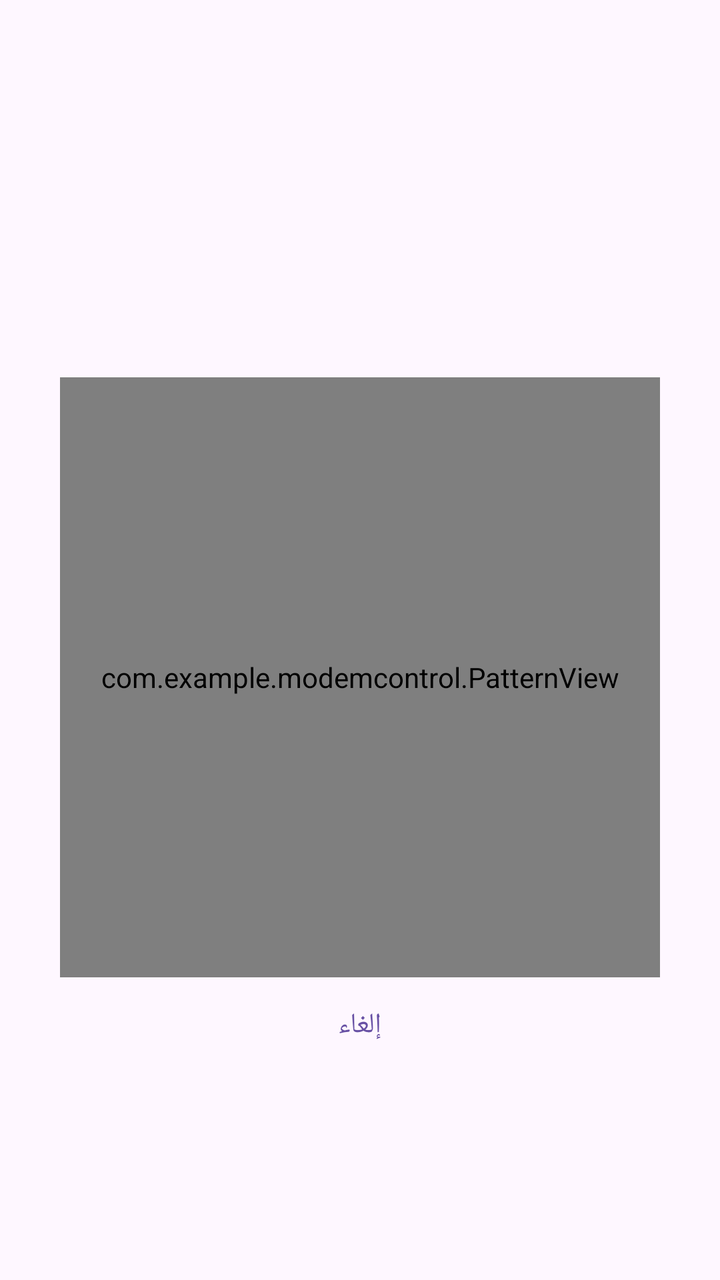
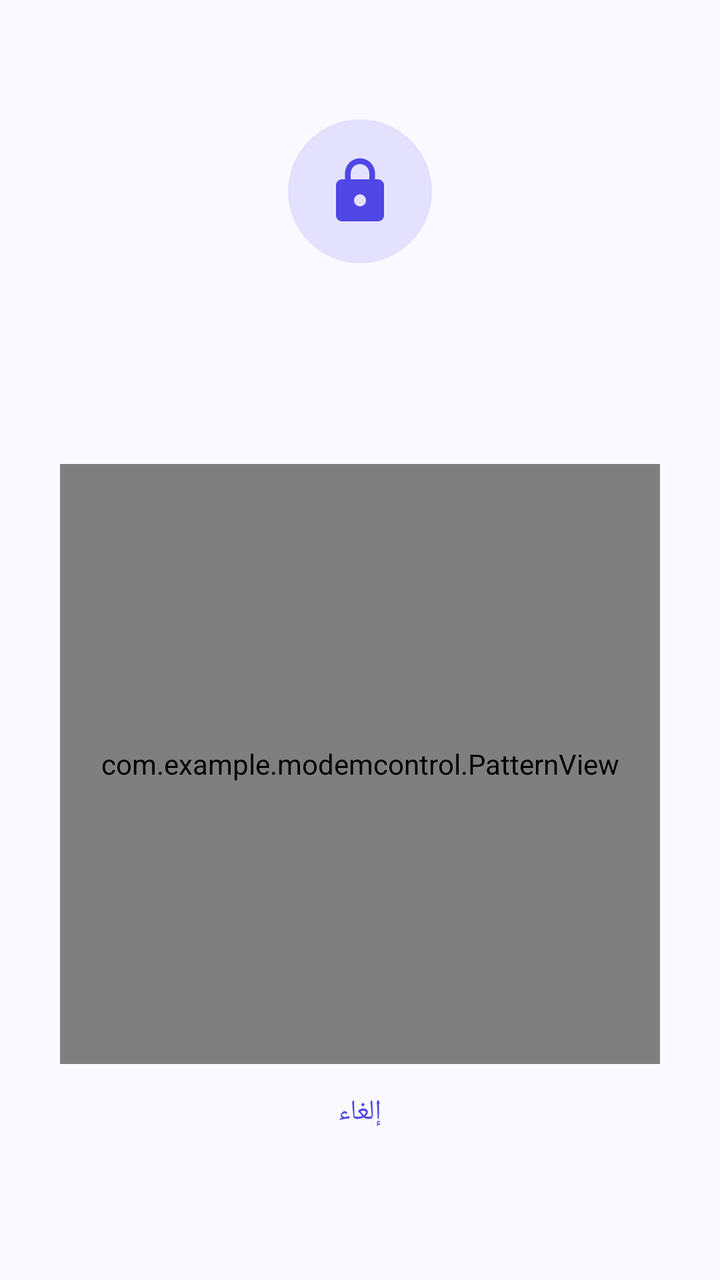

Compare the two renders of this Android layout. The source of the first and the diff that turns it into the second are given below.
<!-- AndroidManifest.xml: application theme Theme.ModemControl -->
<!-- res/layout/activity_pattern.xml -->
<?xml version="1.0" encoding="utf-8"?>
<LinearLayout xmlns:android="http://schemas.android.com/apk/res/android"
    android:layout_width="match_parent" android:layout_height="match_parent"
    android:gravity="center" android:orientation="vertical" android:padding="24dp">
    <TextView android:id="@+id/title" android:layout_width="wrap_content" android:layout_height="wrap_content"
        android:textSize="22sp" android:textStyle="bold" />
    <TextView android:id="@+id/msg" android:layout_width="wrap_content" android:layout_height="wrap_content"
        android:layout_marginTop="8dp" android:minHeight="24dp" />
    <com.example.modemcontrol.PatternView android:id="@+id/pattern"
        android:layout_width="300dp" android:layout_height="300dp" android:layout_marginTop="24dp" />
    <Button android:id="@+id/btnCancel" style="@style/Widget.Material3.Button.TextButton"
        android:layout_width="wrap_content" android:layout_height="wrap_content" android:text="إلغاء" />
</LinearLayout>
<!-- resources referenced by this layout -->
<resources>
  <style name="Theme.ModemControl" parent="Theme.Material3.DayNight.NoActionBar" />
</resources>

<!-- the commit's change to res/layout/activity_pattern.xml (unified diff, before → after) -->
@@ -1,13 +1,18 @@
 <?xml version="1.0" encoding="utf-8"?>
 <LinearLayout xmlns:android="http://schemas.android.com/apk/res/android"
+    xmlns:app="http://schemas.android.com/apk/res-auto"
     android:layout_width="match_parent" android:layout_height="match_parent"
     android:gravity="center" android:orientation="vertical" android:padding="24dp">
+    <ImageView android:layout_width="72dp" android:layout_height="72dp" android:padding="18dp"
+        android:background="@drawable/bg_icon_circle" android:src="@drawable/ic_lock"
+        app:tint="?attr/colorPrimary" android:contentDescription="@null" />
     <TextView android:id="@+id/title" android:layout_width="wrap_content" android:layout_height="wrap_content"
-        android:textSize="22sp" android:textStyle="bold" />
+        android:layout_marginTop="20dp" android:textAppearance="?attr/textAppearanceHeadlineSmall" android:textStyle="bold" />
     <TextView android:id="@+id/msg" android:layout_width="wrap_content" android:layout_height="wrap_content"
-        android:layout_marginTop="8dp" android:minHeight="24dp" />
+        android:layout_marginTop="8dp" android:minHeight="24dp" android:textAppearance="?attr/textAppearanceBodyMedium" />
     <com.example.modemcontrol.PatternView android:id="@+id/pattern"
-        android:layout_width="300dp" android:layout_height="300dp" android:layout_marginTop="24dp" />
-    <Button android:id="@+id/btnCancel" style="@style/Widget.Material3.Button.TextButton"
+        android:layout_width="300dp" android:layout_height="300dp" android:layout_marginTop="16dp" />
+    <com.google.android.material.button.MaterialButton android:id="@+id/btnCancel"
+        style="@style/Widget.Material3.Button.TextButton"
         android:layout_width="wrap_content" android:layout_height="wrap_content" android:text="إلغاء" />
 </LinearLayout>
<!-- resource entries referenced after the edit -->
@@ -1,5 +1,31 @@
 <!-- resources referenced by this layout -->
 <resources>
-  <style name="Theme.ModemControl" parent="Theme.Material3.DayNight.NoActionBar" />
+  <!-- drawable bg_icon_circle (drawable) -->
+  <shape xmlns:android="http://schemas.android.com/apk/res/android" android:shape="oval">
+      <solid android:color="@color/primary_container" />
+  </shape>
+  <!-- drawable ic_lock (drawable) -->
+  <vector xmlns:android="http://schemas.android.com/apk/res/android"
+      android:width="24dp" android:height="24dp" android:viewportWidth="24" android:viewportHeight="24"
+      android:tint="?attr/colorControlNormal">
+      <path android:fillColor="@android:color/white"  android:pathData="M18,8h-1V6c0,-2.76 -2.24,-5 -5,-5S7,3.24 7,6v2H6c-1.1,0 -2,0.9 -2,2v10c0,1.1 0.9,2 2,2h12c1.1,0 2,-0.9 2,-2V10C20,8.9 19.1,8 18,8zM12,17c-1.1,0 -2,-0.9 -2,-2s0.9,-2 2,-2s2,0.9 2,2S13.1,17 12,17zM15.1,8H8.9V6c0,-1.71 1.39,-3.1 3.1,-3.1s3.1,1.39 3.1,3.1V8z" />
+  </vector>
+  <style name="Theme.ModemControl" parent="Theme.Material3.DayNight.NoActionBar">
+          <item name="colorPrimary">@color/primary</item>
+          <item name="colorOnPrimary">@color/on_primary</item>
+          <item name="colorPrimaryContainer">@color/primary_container</item>
+          <item name="colorOnPrimaryContainer">@color/on_primary_container</item>
+          <item name="colorSecondaryContainer">@color/primary_container</item>
+          <item name="colorSurface">@color/surface</item>
+          <item name="android:colorBackground">@color/surface</item>
+          <item name="android:statusBarColor">@color/surface</item>
+          <item name="android:navigationBarColor">@color/surface</item>
+          <item name="android:windowLightStatusBar">@bool/light_bars</item>
+      </style>
+  <color name="primary_container">#E4E1FF</color>
+  <color name="primary">#4F46E5</color>
+  <color name="on_primary">#FFFFFF</color>
+  <color name="on_primary_container">#14106B</color>
+  <color name="surface">#FAF9FF</color>
 </resources>
 
